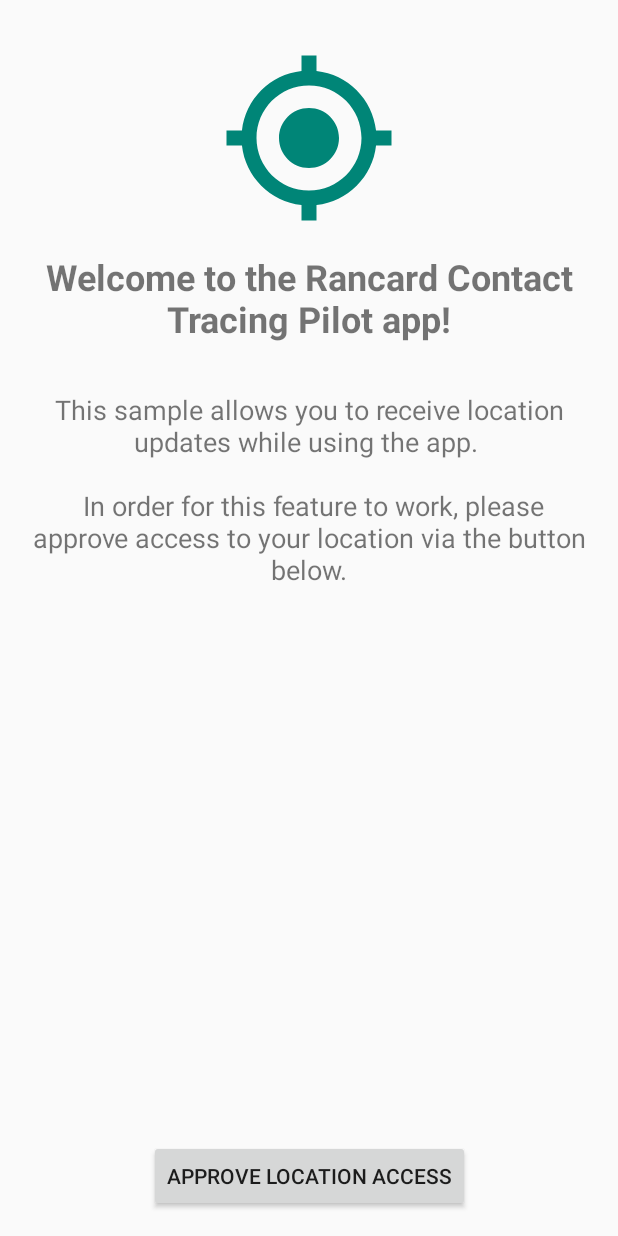
After one commit to TsatsuAmable/CORVIDPiLOT_android, an Android app: the layout fragment_permission_request.xml on its own in the app's theme, with its tools: preview values and no code run, on a phone screen of 412 x 824 dp. The commit adds this screen. Run offline under Robolectric (Android 15) with nearby library versions, the phone set to English and light mode, and no system bars.

Commit message:
add new resource files. strings, dimensions, activities, drawable

```diff
--- /dev/null
+++ b/app/src/main/res/drawable/ic_location_on_24px.xml
@@ -0,0 +1,10 @@
+<?xml version="1.0" encoding="utf-8"?>
+<vector xmlns:android="http://schemas.android.com/apk/res/android"
+    android:width="24dp"
+    android:height="24dp"
+    android:viewportWidth="24"
+    android:viewportHeight="24">
+    <path
+        android:fillColor="#FF008577"
+        android:pathData="M12,8c-2.21,0 -4,1.79 -4,4s1.79,4 4,4 4,-1.79 4,-4 -1.79,-4 -4,-4zM20.94,11c-0.46,-4.17 -3.77,-7.48 -7.94,-7.94L13,1h-2v2.06C6.83,3.52 3.52,6.83 3.06,11L1,11v2h2.06c0.46,4.17 3.77,7.48 7.94,7.94L11,23h2v-2.06c4.17,-0.46 7.48,-3.77 7.94,-7.94L23,13v-2h-2.06zM12,19c-3.87,0 -7,-3.13 -7,-7s3.13,-7 7,-7 7,3.13 7,7 -3.13,7 -7,7z"/>
+</vector>
--- /dev/null
+++ b/app/src/main/res/layout/fragment_permission_request.xml
@@ -0,0 +1,77 @@
+<?xml version="1.0" encoding="utf-8"?>
+<layout
+    xmlns:android="http://schemas.android.com/apk/res/android"
+    xmlns:app="http://schemas.android.com/apk/res-auto"
+    xmlns:tools="http://schemas.android.com/tools">
+
+    <androidx.constraintlayout.widget.ConstraintLayout
+        android:id="@+id/frameLayout"
+        android:layout_width="match_parent"
+        android:layout_height="match_parent"
+        tools:context=".ui.PermissionRequestFragment">
+
+        <ImageView
+            android:id="@+id/iconImageView"
+            android:layout_width="@dimen/permission_icon_vector_dimension"
+            android:layout_height="@dimen/permission_icon_vector_dimension"
+            android:layout_alignParentTop="true"
+            android:layout_centerHorizontal="true"
+            android:layout_marginStart="@dimen/margin_normal"
+            android:layout_marginLeft="@dimen/margin_normal"
+            android:layout_marginTop="@dimen/margin_large"
+            android:layout_marginEnd="@dimen/margin_normal"
+            android:layout_marginRight="@dimen/margin_normal"
+            android:src="@drawable/ic_location_on_24px"
+            app:layout_constraintEnd_toEndOf="parent"
+            app:layout_constraintStart_toStartOf="parent"
+            app:layout_constraintTop_toTopOf="parent" />
+
+        <TextView
+            android:id="@+id/titleTextView"
+            android:layout_width="0dp"
+            android:layout_height="wrap_content"
+            android:layout_marginStart="@dimen/margin_normal"
+            android:layout_marginLeft="@dimen/margin_normal"
+            android:layout_marginTop="@dimen/margin_normal"
+            android:layout_marginEnd="@dimen/margin_normal"
+            android:layout_marginRight="@dimen/margin_normal"
+            android:gravity="center_horizontal"
+            android:text="@string/fine_location_access_rationale_title_text"
+            android:textSize="@dimen/fragment_permission_title_text_size"
+            android:textStyle="bold"
+            app:layout_constraintEnd_toEndOf="parent"
+            app:layout_constraintStart_toStartOf="parent"
+            app:layout_constraintTop_toBottomOf="@+id/iconImageView" />
+
+        <TextView
+            android:id="@+id/detailsTextView"
+            android:layout_width="0dp"
+            android:layout_height="wrap_content"
+            android:layout_marginStart="@dimen/margin_normal"
+            android:layout_marginLeft="@dimen/margin_normal"
+            android:layout_marginTop="@dimen/margin_large"
+            android:layout_marginEnd="@dimen/margin_normal"
+            android:layout_marginRight="@dimen/margin_normal"
+            android:gravity="center_horizontal"
+            android:text="@string/fine_location_access_rationale_details_text"
+            android:textSize="@dimen/fragment_permission_body_text_size"
+            app:layout_constraintEnd_toEndOf="parent"
+            app:layout_constraintStart_toStartOf="parent"
+            app:layout_constraintTop_toBottomOf="@+id/titleTextView" />
+
+        <Button
+            android:id="@+id/permissionRequestButton"
+            android:layout_width="wrap_content"
+            android:layout_height="wrap_content"
+            android:layout_marginStart="@dimen/margin_normal"
+            android:layout_marginLeft="@dimen/margin_normal"
+            android:layout_marginEnd="@dimen/margin_normal"
+            android:layout_marginRight="@dimen/margin_normal"
+            android:layout_marginBottom="@dimen/margin_normal"
+            android:text="@string/enable_fine_location_button_text"
+            app:layout_constraintBottom_toBottomOf="parent"
+            app:layout_constraintEnd_toEndOf="parent"
+            app:layout_constraintStart_toStartOf="parent" />
+
+    </androidx.constraintlayout.widget.ConstraintLayout>
+</layout>
--- a/app/src/main/res/values/dimens.xml
+++ b/app/src/main/res/values/dimens.xml
@@ -5,4 +5,12 @@
     <dimen name="activity_vertical_margin">16dp</dimen>
     <dimen name="appbar_padding">16dp</dimen>
     <dimen name="appbar_padding_top">8dp</dimen>
+
+    <dimen name="margin_normal">16dp</dimen>
+    <dimen name="margin_large">32dp</dimen>
+
+    <dimen name="permission_icon_vector_dimension">120dp</dimen>
+
+    <dimen name="fragment_permission_title_text_size">24sp</dimen>
+    <dimen name="fragment_permission_body_text_size">18sp</dimen>
 </resources>
--- a/app/src/main/res/values/strings.xml
+++ b/app/src/main/res/values/strings.xml
@@ -31,4 +31,27 @@
 
     <string name="messagesButton">Go to your in app messages</string>
     <string name="locationsButton">Log your locations</string>
+
+    <string name="fine_location_access_rationale_title_text">Welcome to the Rancard Contact Tracing Pilot app!</string>
+
+    <string name="fine_location_access_rationale_details_text">This sample allows you to receive location updates while using the app.
+        \n\n
+        In order for this feature to work, please approve access to your location via the button below.
+    </string>
+
+    <string name="enable_fine_location_button_text">Approve Location Access</string>
+
+    <string name="fine_location_permission_rationale">The fine location permission is needed for core functionality.</string>
+
+    <string name="ok">OK</string>
+
+    <string name="background_location_permission_rationale">The background location permission is needed for enhanced functionality.</string>
+
+    <string name="start_receiving_location">Start Receiving Location Updates</string>
+
+    <string name="stop_receiving_location">Stop Receiving Location Updates</string>
+
+    <string name="enhance_with_background_location_button_text">Enhance with Background Location</string>
+
+
 </resources>
```
Also changed, not shown: app/src/main/res/layout/activity_location.xml (+55 -41 lines), app/src/main/res/layout/fragment_location_update.xml (added, +60 -0 lines).
